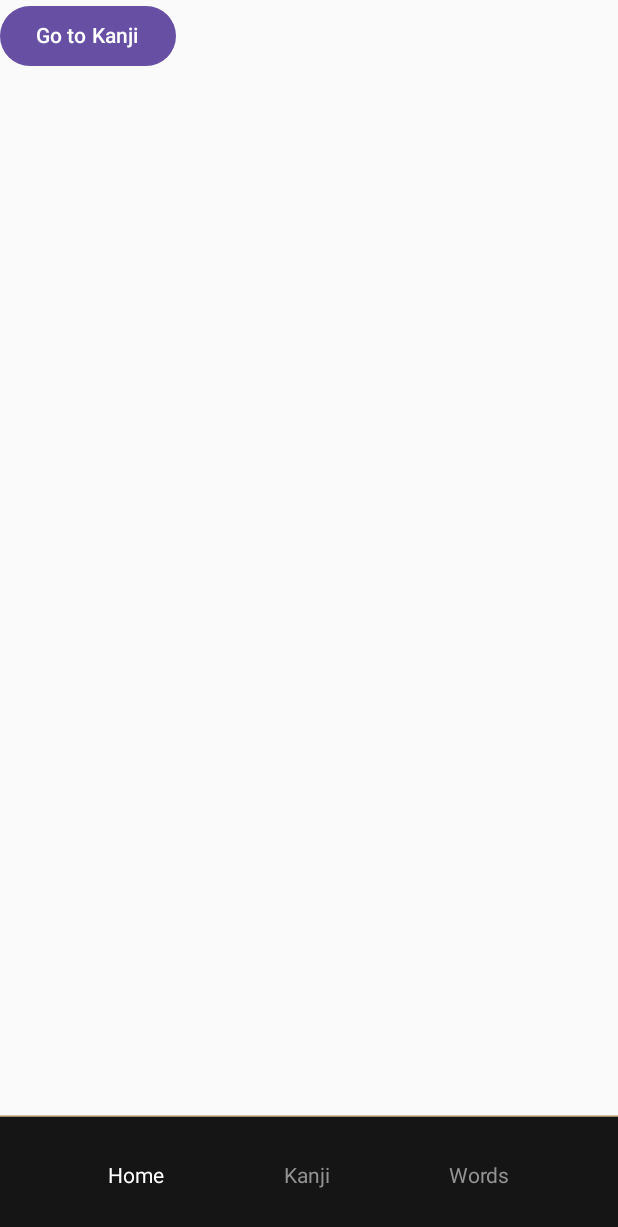
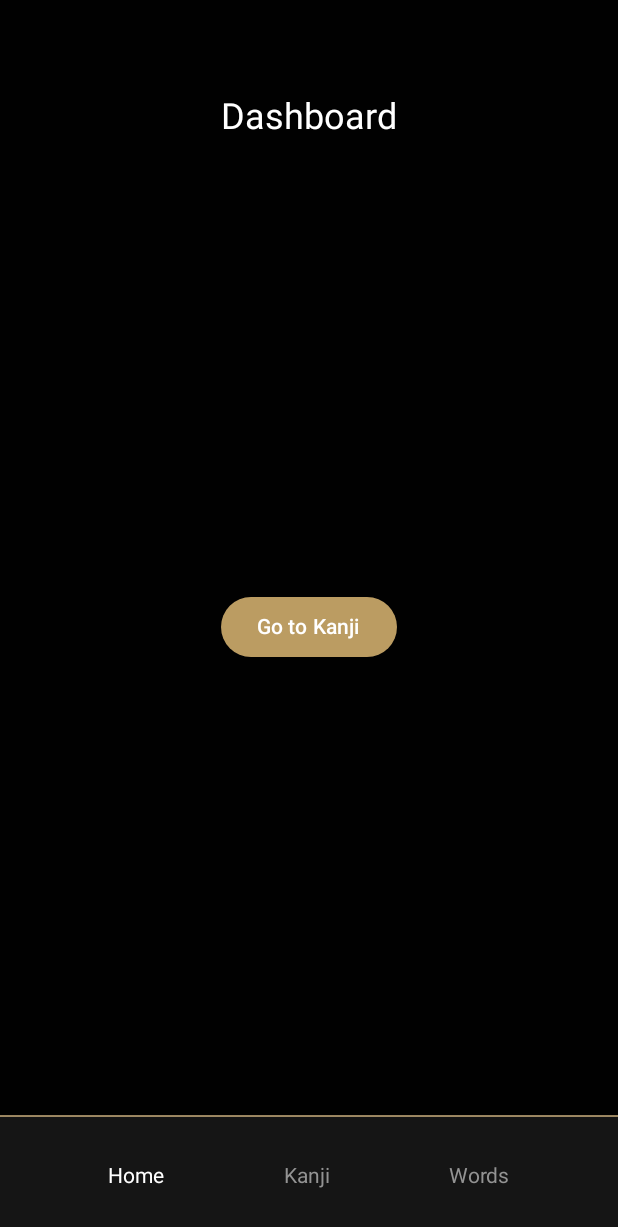
Before and after one commit to maximedallons/TomokanjiMobile, an Android app built with Jetpack Compose: the screen it shows after launch (MainActivity), on a phone screen of 412 x 824 dp. Shown: the top 1227 px of the screen. Run offline under Robolectric (Android 15) with nearby library versions, the phone set to English and light mode, and no system bars.

Commit message:
Added custom icons and modified the home screen

```diff
--- a/app/src/main/java/com/gami/tomokanjimobile/ui/composables/home/HomeScreen.kt
+++ b/app/src/main/java/com/gami/tomokanjimobile/ui/composables/home/HomeScreen.kt
@@ -1,16 +1,56 @@
 package com.gami.tomokanjimobile.ui.composables.home
 
 import android.content.Context
+import androidx.compose.foundation.background
+import androidx.compose.foundation.layout.*
 import androidx.compose.material3.Button
+import androidx.compose.material3.ButtonDefaults
 import androidx.compose.material3.Text
 import androidx.compose.runtime.Composable
+import androidx.compose.ui.Alignment
+import androidx.compose.ui.Modifier
+import androidx.compose.ui.graphics.Color
+import androidx.compose.ui.unit.dp
+import androidx.compose.ui.unit.sp
 import androidx.navigation.NavController
+import com.gami.tomokanji.ui.theme.CustomTheme
 
 @Composable
 fun HomeScreen(navController: NavController, context: Context) {
-    // Your existing code...
-    // Navigate to the kanji screen
-    Button(onClick = { navController.navigate("kanji") }) {
-        Text("Go to Kanji")
+    Column(
+        Modifier.fillMaxSize()
+    ) {
+        Row(
+            Modifier
+                .background(CustomTheme.colors.backgroundPrimary)
+                .fillMaxWidth().padding(0.dp, 64.dp, 0.dp, 0.dp),
+            verticalAlignment = Alignment.CenterVertically,
+            horizontalArrangement = Arrangement.Center
+        ) {
+            Text(
+                text = "Dashboard",
+                fontSize = 24.sp,
+                color = CustomTheme.colors.textPrimary
+            )
+        }
+
+        // Fill the remaining space
+        Box(
+            Modifier
+                .weight(1f)  // Take remaining vertical space
+                .fillMaxWidth()  // Ensure the box fills the available width
+                .background(CustomTheme.colors.backgroundPrimary),
+            contentAlignment = Alignment.Center,
+        ) {
+            Button(
+                onClick = { navController.navigate("kanji") },
+                colors = ButtonDefaults.buttonColors(
+                    containerColor = CustomTheme.colors.primary,
+                    contentColor = Color.White
+                ),
+                ) {
+                Text("Go to Kanji")
+            }
+        }
     }
 }
--- /dev/null
+++ b/app/src/main/res/drawable/arrow_up.xml
@@ -0,0 +1,5 @@
+<vector xmlns:android="http://schemas.android.com/apk/res/android" android:height="24dp" android:tint="#000000" android:viewportHeight="24" android:viewportWidth="24" android:width="24dp">
+
+    <path android:fillColor="@android:color/white" android:pathData="M7.41,15.41L12,10.83l4.59,4.58L18,14l-6,-6 -6,6z"/>
+
+</vector>
```
Also changed, not shown: app/src/main/java/com/gami/tomokanjimobile/ui/composables/kanjis/KanjiDetail.kt (+10 -1 lines), app/src/main/java/com/gami/tomokanjimobile/ui/composables/kanjis/KanjiList.kt (+20 -2 lines), app/src/main/res/drawable/eye_closed.xml (added, +9 -0 lines), app/src/main/res/drawable/eye_open.xml (added, +9 -0 lines).
